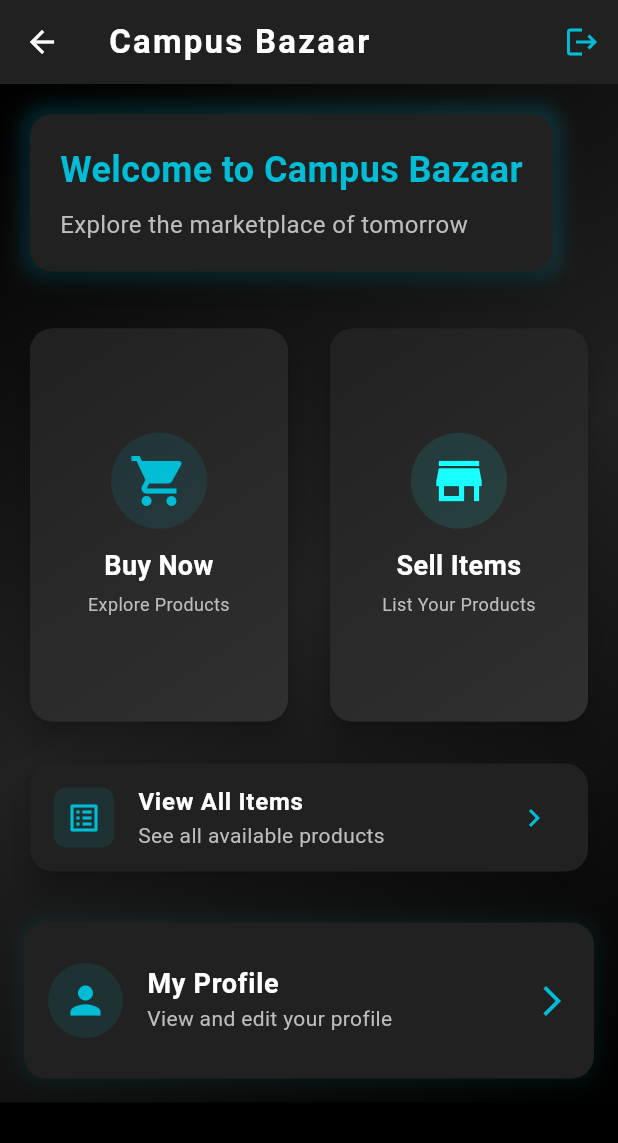
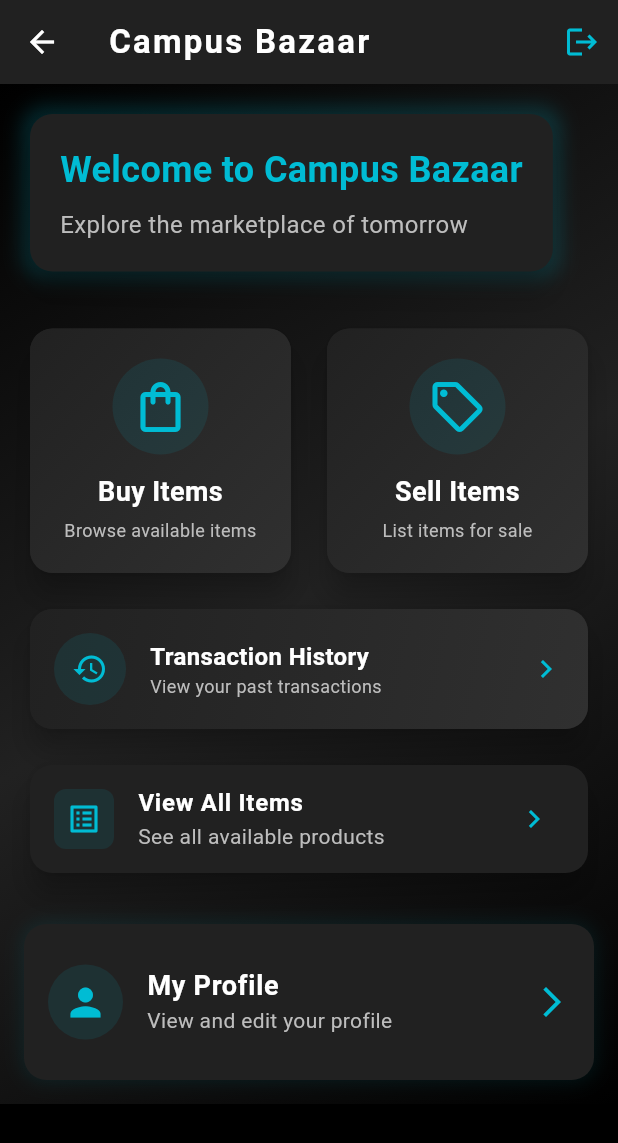
Before and after one commit to Reshwanth-N/oops_proj, a Flutter app: the HomePage screen opened directly, on a phone screen of 412 x 824 dp. Shown: the top 1143 px of the screen. Run offline on Flutter 3.47's test engine with Material 3 defaults, Android fonts, the phone set to English and light mode, and no system bars; our stand-ins replace firebase_auth, firebase_core; accounts and stored records are empty.

Commit message:
normal stuff

```diff
--- a/lib/pages/home_page.dart
+++ b/lib/pages/home_page.dart
@@ -6,6 +6,7 @@ import 'login_page.dart';
 import 'profile_page.dart';
 import 'all_items_page.dart';
 import 'buy_page.dart';
+import 'transaction_history_page.dart';
 
 class HomePage extends StatelessWidget {
   const HomePage({super.key});
@@ -92,19 +93,14 @@ class HomePage extends StatelessWidget {
                 const SizedBox(height: 30),
 
                 // Main Actions Grid
-                GridView.count(
-                  shrinkWrap: true,
-                  physics: const NeverScrollableScrollPhysics(),
-                  crossAxisCount: 2,
-                  mainAxisSpacing: 20,
-                  crossAxisSpacing: 20,
-                  childAspectRatio: 2 / 3,
+                Row(
                   children: [
-                    _buildMainActionCard(
+                    Expanded(
+                      child: _buildMainActionCard(
                         context,
-                      icon: Icons.shopping_cart,
-                      title: 'Buy Now',
-                      subtitle: 'Explore Products',
+                        icon: Icons.shopping_bag_outlined,
+                        title: 'Buy Items',
+                        subtitle: 'Browse available items',
                         color: Colors.cyan,
                         onTap: () {
                           Navigator.push(
@@ -115,24 +111,106 @@ class HomePage extends StatelessWidget {
                           );
                         },
                       ),
-                    _buildMainActionCard(
+                    ),
+                    const SizedBox(width: 16),
+                    Expanded(
+                      child: _buildMainActionCard(
                         context,
-                      icon: Icons.store,
+                        icon: Icons.sell_outlined,
                         title: 'Sell Items',
-                      subtitle: 'List Your Products',
-                      color: Colors.cyanAccent,
+                        subtitle: 'List items for sale',
+                        color: Colors.cyan,
                         onTap: () {
                           Navigator.push(
                             context,
                             MaterialPageRoute(
-                            builder: (context) => SellPage(),
+                              builder: (context) => const SellPage(),
                             ),
                           );
                         },
                       ),
+                    ),
                   ],
                 ),
-                const SizedBox(height: 20),
+
+                const SizedBox(height: 16),
+
+                // Transaction History Button
+                Card(
+                  elevation: 8,
+                  child: InkWell(
+                    onTap: () {
+                      Navigator.push(
+                        context,
+                        PageTransitions.slideTransition(
+                          TransactionHistoryPage(),
+                          direction: SlideDirection.right,
+                        ),
+                      );
+                    },
+                    borderRadius: BorderRadius.circular(15),
+                    child: Container(
+                      padding: const EdgeInsets.all(16),
+                      decoration: BoxDecoration(
+                        borderRadius: BorderRadius.circular(15),
+                        gradient: LinearGradient(
+                          begin: Alignment.topLeft,
+                          end: Alignment.bottomRight,
+                          colors: [
+                            Colors.grey[900]!,
+                            Colors.grey[850]!,
+                          ],
+                        ),
+                      ),
+                      child: Row(
+                        children: [
+                          Container(
+                            padding: const EdgeInsets.all(12),
+                            decoration: BoxDecoration(
+                              shape: BoxShape.circle,
+                              color: Colors.cyan.withOpacity(0.1),
+                            ),
+                            child: const Icon(
+                              Icons.history,
+                              size: 24,
+                              color: Colors.cyan,
+                            ),
+                          ),
+                          const SizedBox(width: 16),
+                          Expanded(
+                            child: Column(
+                              crossAxisAlignment: CrossAxisAlignment.start,
+                              children: [
+                                const Text(
+                                  'Transaction History',
+                                  style: TextStyle(
+                                    fontSize: 16,
+                                    fontWeight: FontWeight.bold,
+                                    color: Colors.white,
+                                  ),
+                                ),
+                                Text(
+                                  'View your past transactions',
+                                  style: TextStyle(
+                                    fontSize: 12,
+                                    color: Colors.grey[400],
+                                  ),
+                                ),
+                              ],
+                            ),
+                          ),
+                          const Icon(
+                            Icons.chevron_right,
+                            color: Colors.cyan,
+                          ),
+                        ],
+                      ),
+                    ),
+                  ),
+                ),
+
+                const SizedBox(height: 16),
+
                 Card(
                   child: ListTile(
                     leading: Container(
--- a/lib/pages/payment_page.dart
+++ b/lib/pages/payment_page.dart
@@ -1,5 +1,8 @@
 import 'package:flutter/material.dart';
 import '../models/cart_model.dart';
+import '../models/transaction_model.dart';
+import '../utils/page_transitions.dart';
+import 'home_page.dart';
 
 class PaymentPage extends StatefulWidget {
   final double totalAmount;
@@ -32,6 +35,19 @@ class _PaymentPageState extends State<PaymentPage> {
 
   void _processPayment() {
     if (_formKey.currentState!.validate()) {
+      // Create a new transaction record
+      final transaction = Transaction(
+        id: DateTime.now().toString(),
+        title: 'Purchase',
+        amount: widget.totalAmount,
+        date: DateTime.now(),
+        type: 'buy',
+        status: 'Completed',
+      );
+
+      // Add to transaction history
+      TransactionHistory().addTransaction(transaction);
+
       showDialog(
         context: context,
         builder: (context) => AlertDialog(
@@ -62,6 +78,12 @@ class _PaymentPageState extends State<PaymentPage> {
               onPressed: () {
                 Cart().clear(); // Clear the cart after successful payment
                 Navigator.of(context).popUntil((route) => route.isFirst);
+                Navigator.pushReplacement(
+                  context,
+                  PageTransitions.fadeTransition(
+                    const HomePage(),
+                  ),
+                );
               },
               child: const Text('OK'),
             ),
```
Lines whose indentation alone changed are shown as unchanged.
